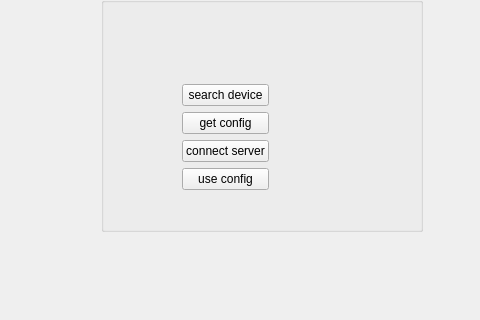
Above: mainwindow.ui from ryder1986/pedestrian-client before the change; both pictures show x 0 to 480 and y 104 to 424 of the 779 by 424 pixel window. Below: the same form after it.
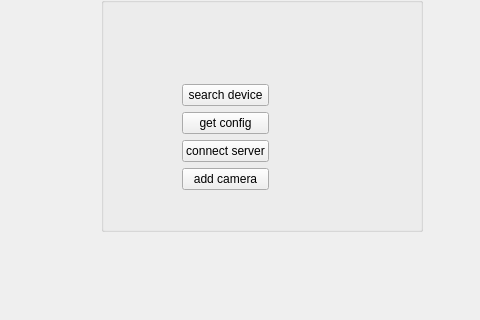
That is the form after the change.

The edit to the form file:
```diff
--- a/mainwindow.ui
+++ b/mainwindow.ui
@@ -49,7 +49,7 @@
          <item row="3" column="0">
           <widget class="QPushButton" name="pushButton_3">
            <property name="text">
-            <string>use config</string>
+            <string>add camera</string>
            </property>
           </widget>
          </item>
```
